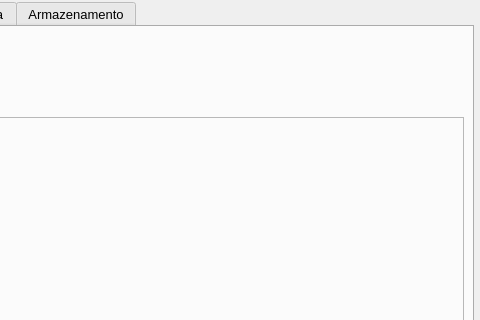
Old version of the form mainForm.ui in the repository noldorj/Personal-Home-Guard; both pictures show x 457 to 937 and y 0 to 320 of the 937 by 675 pixel window.
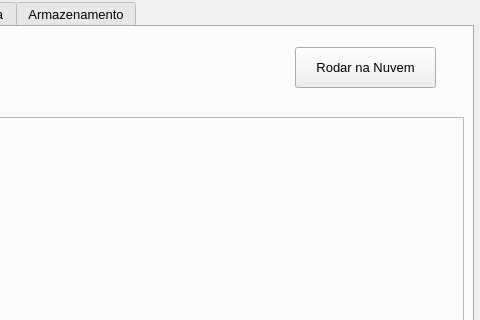
New version of the form.

Commit message: nuvemConfig sincronizado no Firebase, desabilitacao de GUI, checks no CheckStorage considerando getStoragePlan

```diff
--- a/mainForm.ui
+++ b/mainForm.ui
@@ -254,6 +254,31 @@
          <string/>
         </property>
        </widget>
+       <widget class="QPushButton" name="btnRodarNuvem">
+        <property name="geometry">
+         <rect>
+          <x>750</x>
+          <y>20</y>
+          <width>141</width>
+          <height>41</height>
+         </rect>
+        </property>
+        <property name="sizePolicy">
+         <sizepolicy hsizetype="Expanding" vsizetype="Expanding">
+          <horstretch>0</horstretch>
+          <verstretch>0</verstretch>
+         </sizepolicy>
+        </property>
+        <property name="text">
+         <string>Rodar na Nuvem</string>
+        </property>
+        <property name="iconSize">
+         <size>
+          <width>12</width>
+          <height>12</height>
+         </size>
+        </property>
+       </widget>
       </widget>
       <widget class="QWidget" name="tabRegion">
        <property name="sizePolicy">
```
The commit also changes 8 other files.
